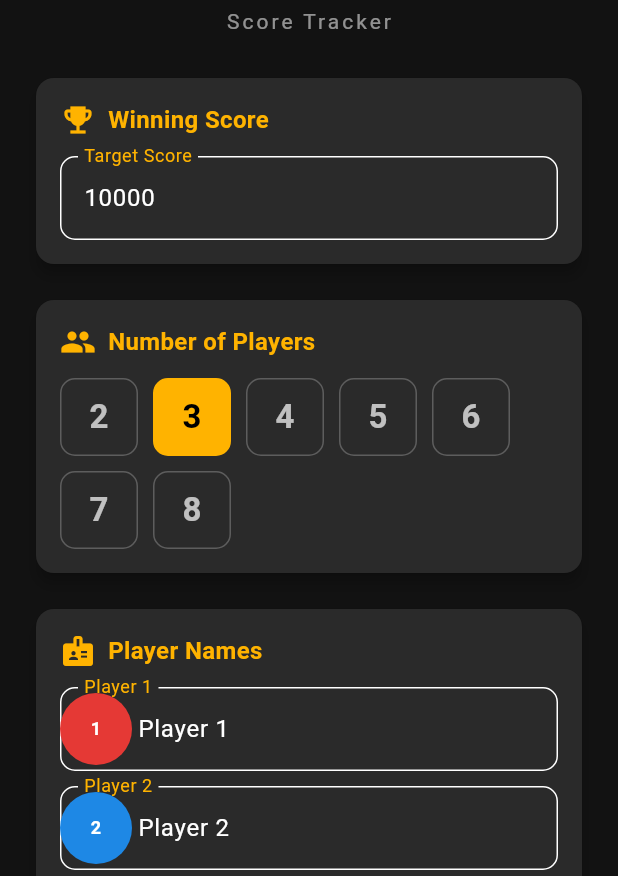
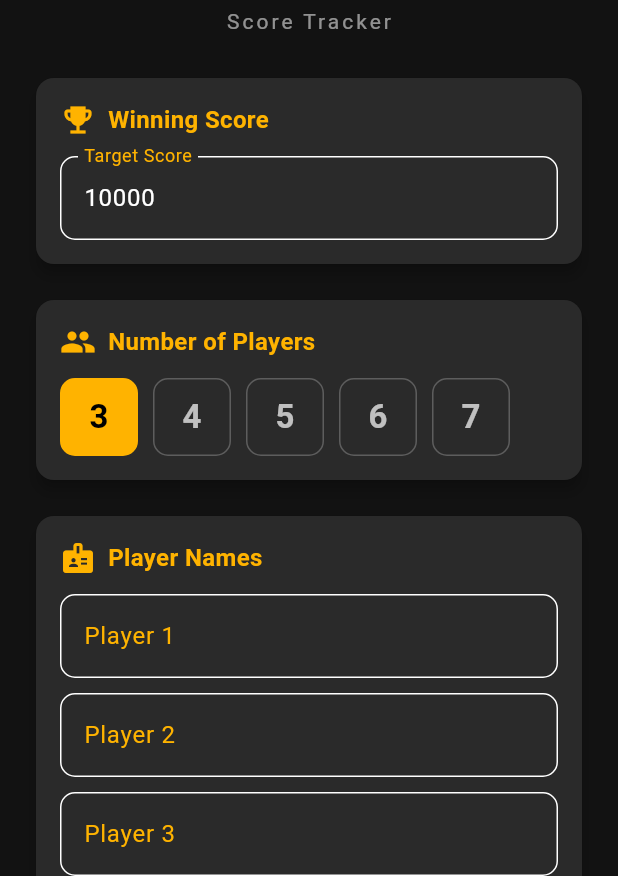
Before and after one commit to Jeppedy/FarkleFrenzy, a Flutter app: the screen it shows after launch, after a tap on an icon or button, on a phone screen of 412 x 824 dp, the part 360-1236 px from its top. Run offline on Flutter 3.47's test engine with Material 3 defaults, Android fonts, the phone set to English and light mode, and no system bars.

Commit message:
Final release: placeholder name fields, player range 3-7, Jeffrey Herr credit, package consolidation

```diff
--- a/lib/screens/setup_screen.dart
+++ b/lib/screens/setup_screen.dart
@@ -34,7 +34,7 @@ class _SetupScreenState extends State<SetupScreen> {
       _playerCount = count;
       _nameControllers.clear();
       for (int i = 0; i < count; i++) {
-        _nameControllers.add(TextEditingController(text: 'Player ${i + 1}'));
+        _nameControllers.add(TextEditingController());
       }
       _showNames = true;
     });
@@ -163,8 +163,8 @@ class _SetupScreenState extends State<SetupScreen> {
                         Wrap(
                           spacing: 10,
                           runSpacing: 10,
-                          children: List.generate(7, (i) {
-                            final count = i + 2; // 2–8 players
+                          children: List.generate(5, (i) {
+                            final count = i + 3; // 3–7 players
                             final selected = _playerCount == count;
                             return GestureDetector(
                               onTap: () => _setPlayerCount(count),
@@ -237,17 +237,10 @@ class _SetupScreenState extends State<SetupScreen> {
                                 textCapitalization: TextCapitalization.words,
                                 decoration: InputDecoration(
                                   labelText: 'Player ${i + 1}',
-                                  prefixIcon: CircleAvatar(
-                                    radius: 14,
-                                    backgroundColor: _playerColors[i % _playerColors.length],
-                                    child: Text(
-                                      '${i + 1}',
-                                      style: const TextStyle(
-                                        fontSize: 12,
-                                        fontWeight: FontWeight.bold,
-                                        color: Colors.white,
-                                      ),
-                                    ),
+                                  hintText: 'Player ${i + 1}',
+                                  hintStyle: const TextStyle(
+                                    color: Colors.white38,
+                                    fontStyle: FontStyle.italic,
                                   ),
                                 ),
                                 validator: (v) {
--- a/pubspec.yaml
+++ b/pubspec.yaml
@@ -1,5 +1,5 @@
 name: farkle_frenzy
-description: "Farkle Frenzy - Dice game score tracker"
+description: "Farkle Frenzy - Dice game score tracker by Jeffrey Herr"
 # The following line prevents the package from being accidentally published to
 # pub.dev using `flutter pub publish`. This is preferred for private packages.
 publish_to: 'none' # Remove this line if you wish to publish to pub.dev
```
Also changed, not shown: 4 other files.
